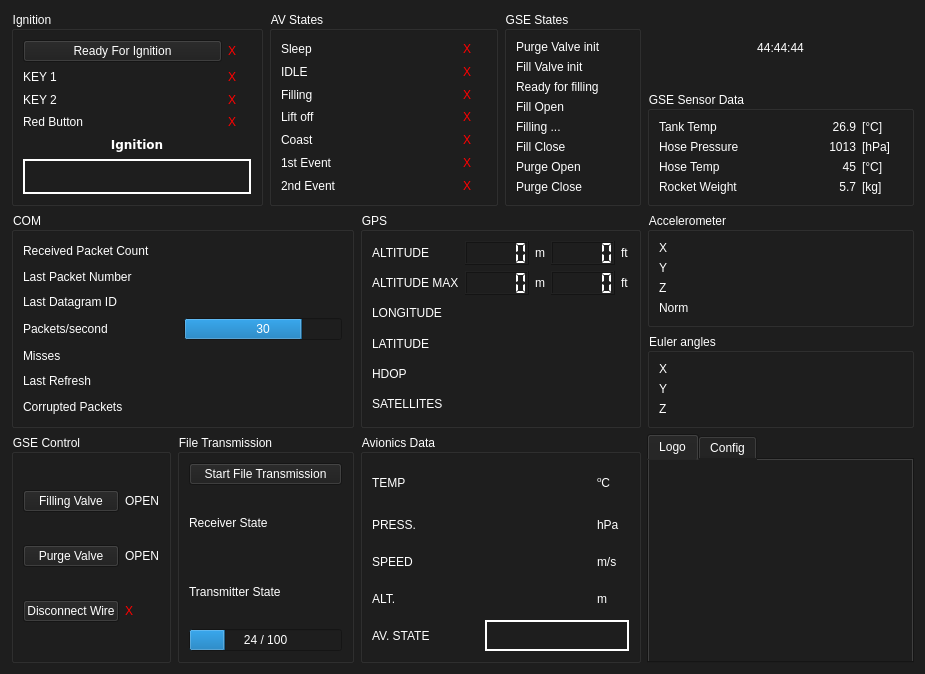
This is UI/ui_file/press_alt.ui in MorgesHAB/ERT2020GS as Qt 5 draws it before an edit. The edited form follows.
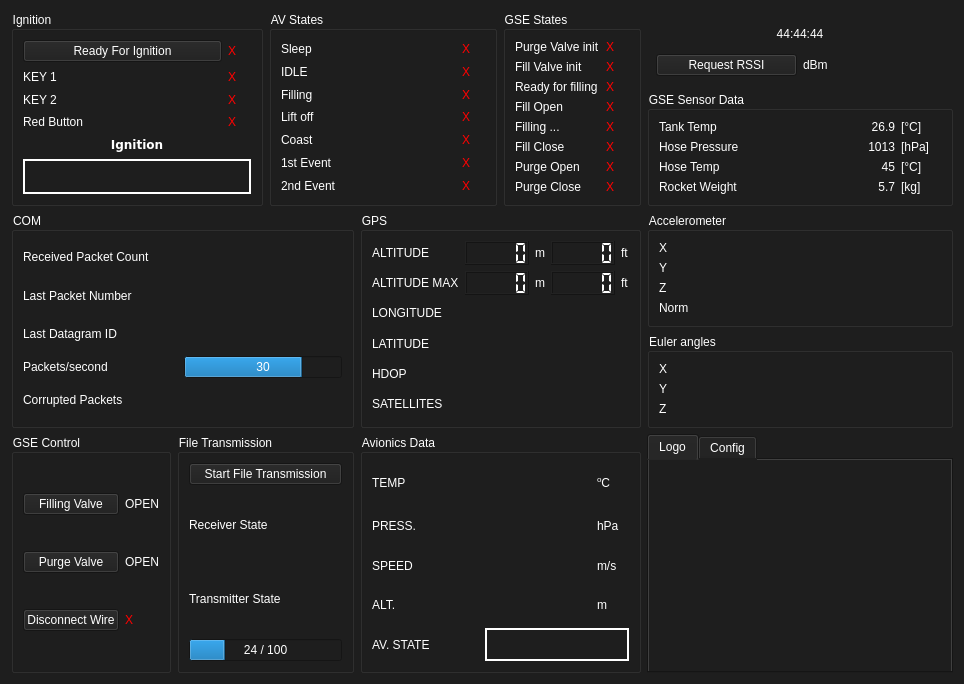
This is the edited form. The open tabs and pages were chosen to show the change. Icons and pictures are not drawn.

Commit message: Gui adapted to new struxture, ready to implenment new functionalities such as GSE controls.

The edit to the form file:
```diff
--- a/UI/ui_file/press_alt.ui
+++ b/UI/ui_file/press_alt.ui
@@ -6,8 +6,8 @@
    <rect>
     <x>0</x>
     <y>0</y>
-    <width>925</width>
-    <height>674</height>
+    <width>964</width>
+    <height>684</height>
    </rect>
   </property>
   <property name="minimumSize">
@@ -33,6 +33,51 @@
 color: rgb(255, 255, 255);</string>
   </property>
   <layout class="QGridLayout" name="gridLayout_10">
+   <item row="0" column="5">
+    <widget class="QWidget" name="upper_widget" native="true">
+     <layout class="QGridLayout" name="gridLayout_5">
+      <item row="1" column="4">
+       <widget class="QPushButton" name="request_rssi">
+        <property name="text">
+         <string>Request RSSI</string>
+        </property>
+       </widget>
+      </item>
+      <item row="1" column="5">
+       <widget class="QLabel" name="rssi_panel">
+        <property name="text">
+         <string>dBm</string>
+        </property>
+       </widget>
+      </item>
+      <item row="0" column="4" colspan="2">
+       <widget class="QLabel" name="time_panel">
+        <property name="minimumSize">
+         <size>
+          <width>0</width>
+          <height>0</height>
+         </size>
+        </property>
+        <property name="maximumSize">
+         <size>
+          <width>999999</width>
+          <height>16777215</height>
+         </size>
+        </property>
+        <property name="styleSheet">
+         <string notr="true"/>
+        </property>
+        <property name="text">
+         <string>44:44:44</string>
+        </property>
+        <property name="alignment">
+         <set>Qt::AlignCenter</set>
+        </property>
+       </widget>
+      </item>
+     </layout>
+    </widget>
+   </item>
    <item row="2" column="5">
     <widget class="QGroupBox" name="accel_box">
      <property name="title">
@@ -194,37 +239,6 @@
      </layout>
     </widget>
    </item>
-   <item row="0" column="5">
-    <widget class="QWidget" name="upper_widget" native="true">
-     <layout class="QGridLayout" name="gridLayout_5">
-      <item row="0" column="4">
-       <widget class="QLabel" name="time_panel">
-        <property name="minimumSize">
-         <size>
-          <width>0</width>
-          <height>0</height>
-         </size>
-        </property>
-        <property name="maximumSize">
-         <size>
-          <width>999999</width>
-          <height>16777215</height>
-         </size>
-        </property>
-        <property name="styleSheet">
-         <string notr="true"/>
-        </property>
-        <property name="text">
-         <string>44:44:44</string>
-        </property>
-        <property name="alignment">
-         <set>Qt::AlignCenter</set>
-        </property>
-       </widget>
-      </item>
-     </layout>
-    </widget>
-   </item>
    <item row="0" column="0" rowspan="2" colspan="2">
     <widget class="QGroupBox" name="ignition_box">
      <property name="minimumSize">
@@ -448,16 +462,6 @@
       <string>COM</string>
      </property>
      <layout class="QGridLayout" name="gridLayout_4">
-      <item row="7" column="0">
-       <widget class="QLabel" name="last_refresh_label">
-        <property name="toolTip">
-         <string>&lt;html&gt;&lt;head/&gt;&lt;body&gt;&lt;p&gt;Last packet's timestamp&lt;/p&gt;&lt;/body&gt;&lt;/html&gt;</string>
-        </property>
-        <property name="text">
-         <string>Last Refresh</string>
-        </property>
-       </widget>
-      </item>
       <item row="2" column="0">
        <widget class="QLabel" name="last_packet_nbr_label">
         <property name="toolTip">
@@ -526,16 +530,6 @@
         </property>
        </widget>
       </item>
-      <item row="7" column="1">
-       <widget class="QLabel" name="last_refresh_panel">
-        <property name="toolTip">
-         <string>&lt;html&gt;&lt;head/&gt;&lt;body&gt;&lt;p&gt;Last packet's timestamp&lt;/p&gt;&lt;/body&gt;&lt;/html&gt;</string>
-        </property>
-        <property name="text">
-         <string/>
-        </property>
-       </widget>
-      </item>
       <item row="1" column="1">
        <widget class="QLabel" name="received_pack_cnt_panel">
         <property name="toolTip">
@@ -547,33 +541,13 @@
        </widget>
       </item>
       <item row="6" column="0">
-       <widget class="QLabel" name="miss_label">
-        <property name="toolTip">
-         <string>&lt;html&gt;&lt;head/&gt;&lt;body&gt;&lt;p&gt;Lost packets in last 2 seconds&lt;/p&gt;&lt;/body&gt;&lt;/html&gt;</string>
-        </property>
-        <property name="text">
-         <string>Misses</string>
-        </property>
-       </widget>
-      </item>
-      <item row="6" column="1">
-       <widget class="QLabel" name="miss_panel">
-        <property name="toolTip">
-         <string>&lt;html&gt;&lt;head/&gt;&lt;body&gt;&lt;p&gt;Lost packets in last 2 seconds&lt;/p&gt;&lt;/body&gt;&lt;/html&gt;</string>
-        </property>
-        <property name="text">
-         <string/>
-        </property>
-       </widget>
-      </item>
-      <item row="8" column="0">
        <widget class="QLabel" name="corrupted_label">
         <property name="text">
          <string>Corrupted Packets</string>
         </property>
        </widget>
       </item>
-      <item row="8" column="1">
+      <item row="6" column="1">
        <widget class="QLabel" name="corrupted_panel">
         <property name="text">
          <string/>
@@ -1284,71 +1258,6 @@
      </layout>
     </widget>
    </item>
-   <item row="0" column="4" rowspan="2">
-    <widget class="QGroupBox" name="gse_state_box">
-     <property name="title">
-      <string>GSE States</string>
-     </property>
-     <layout class="QGridLayout" name="gridLayout_15">
-      <item row="0" column="0">
-       <widget class="QLabel" name="purge_valve_init_label">
-        <property name="text">
-         <string>Purge Valve init</string>
-        </property>
-       </widget>
-      </item>
-      <item row="1" column="0">
-       <widget class="QLabel" name="fill_valve_init_label">
-        <property name="text">
-         <string>Fill Valve init</string>
-        </property>
-       </widget>
-      </item>
-      <item row="2" column="0">
-       <widget class="QLabel" name="ready_filling_label">
-        <property name="text">
-         <string>Ready for filling</string>
-        </property>
-       </widget>
-      </item>
-      <item row="3" column="0">
-       <widget class="QLabel" name="fill_open_label">
-        <property name="text">
-         <string>Fill Open</string>
-        </property>
-       </widget>
-      </item>
-      <item row="4" column="0">
-       <widget class="QLabel" name="filling_label_2">
-        <property name="text">
-         <string>Filling ...</string>
-        </property>
-       </widget>
-      </item>
-      <item row="5" column="0">
-       <widget class="QLabel" name="fill_close_label">
-        <property name="text">
-         <string>Fill Close</string>
-        </property>
-       </widget>
-      </item>
-      <item row="6" column="0">
-       <widget class="QLabel" name="purge_open_label">
-        <property name="text">
-         <string>Purge Open</string>
-        </property>
-       </widget>
-      </item>
-      <item row="7" column="0">
-       <widget class="QLabel" name="purge_close_label">
-        <property name="text">
-         <string>Purge Close</string>
-        </property>
-       </widget>
-      </item>
-     </layout>
-    </widget>
-   </item>
    <item row="5" column="1" colspan="2">
     <widget class="QGroupBox" name="groupBox">
      <property name="title">
@@ -1570,6 +1479,247 @@
      </layout>
     </widget>
    </item>
+   <item row="0" column="4" rowspan="2">
+    <widget class="QGroupBox" name="gse_state_box">
+     <property name="title">
+      <string>GSE States</string>
+     </property>
+     <layout class="QGridLayout" name="gridLayout_15">
+      <item row="1" column="1">
+       <widget class="QLabel" name="fill_valve_init_ok_panel">
+        <property name="minimumSize">
+         <size>
+          <width>23</width>
+          <height>0</height>
+         </size>
+        </property>
+        <property name="maximumSize">
+         <size>
+          <width>23</width>
+          <height>16777215</height>
+         </size>
+        </property>
+        <property name="styleSheet">
+         <string notr="true">color: rgb(255, 0, 0);</string>
+        </property>
+        <property name="text">
+         <string>X</string>
+        </property>
+       </widget>
+      </item>
+      <item row="0" column="1">
+       <widget class="QLabel" name="purge_valve_init_panel">
+        <property name="minimumSize">
+         <size>
+          <width>23</width>
+          <height>0</height>
+         </size>
+        </property>
+        <property name="maximumSize">
+         <size>
+          <width>23</width>
+          <height>16777215</height>
+         </size>
+        </property>
+        <property name="styleSheet">
+         <string notr="true">color: rgb(255, 0, 0);</string>
+        </property>
+        <property name="text">
+         <string>X</string>
+        </property>
+       </widget>
+      </item>
+      <item row="4" column="0">
+       <widget class="QLabel" name="filling_label_gse">
+        <property name="text">
+         <string>Filling ...</string>
+        </property>
+       </widget>
+      </item>
+      <item row="2" column="0">
+       <widget class="QLabel" name="ready_filling_label">
+        <property name="text">
+         <string>Ready for filling</string>
+        </property>
+       </widget>
+      </item>
+      <item row="2" column="1">
+       <widget class="QLabel" name="ready_filling_ok_panel">
+        <property name="minimumSize">
+         <size>
+          <width>23</width>
+          <height>0</height>
+         </size>
+        </property>
+        <property name="maximumSize">
+         <size>
+          <width>23</width>
+          <height>16777215</height>
+         </size>
+        </property>
+        <property name="styleSheet">
+         <string notr="true">color: rgb(255, 0, 0);</string>
+        </property>
+        <property name="text">
+         <string>X</string>
+        </property>
+       </widget>
+      </item>
+      <item row="4" column="1">
+       <widget class="QLabel" name="filling_gse_ok_panel">
+        <property name="minimumSize">
+         <size>
+          <width>23</width>
+          <height>0</height>
+         </size>
+        </property>
+        <property name="maximumSize">
+         <size>
+          <width>23</width>
+          <height>16777215</height>
+         </size>
+        </property>
+        <property name="styleSheet">
+         <string notr="true">color: rgb(255, 0, 0);</string>
+        </property>
+        <property name="text">
+         <string>X</string>
+        </property>
+       </widget>
+      </item>
+      <item row="1" column="0">
+       <widget class="QLabel" name="fill_valve_init_label">
+        <property name="text">
+         <string>Fill Valve init</string>
+        </property>
+       </widget>
+      </item>
+      <item row="3" column="0">
+       <widget class="QLabel" name="fill_open_label">
+        <property name="text">
+         <string>Fill Open</string>
+        </property>
+       </widget>
+      </item>
+      <item row="3" column="1">
+       <widget class="QLabel" name="fill_valve_open_panel">
+        <property name="minimumSize">
+         <size>
+          <width>23</width>
+          <height>0</height>
+         </size>
+        </property>
+        <property name="maximumSize">
+         <size>
+          <width>23</width>
+          <height>16777215</height>
+         </size>
+        </property>
+        <property name="styleSheet">
+         <string notr="true">color: rgb(255, 0, 0);</string>
+        </property>
+        <property name="text">
+         <string>X</string>
+        </property>
+       </widget>
+      </item>
+      <item row="0" column="0">
+       <widget class="QLabel" name="purge_valve_init_label">
+        <property name="text">
+         <string>Purge Valve init</string>
+        </property>
+       </widget>
+      </item>
+      <item row="6" column="1">
+       <widget class="QLabel" name="purge_open_ok_panel">
+        <property name="minimumSize">
+         <size>
+          <width>23</width>
+          <height>0</height>
+         </size>
+        </property>
+        <property name="maximumSize">
+         <size>
+          <width>23</width>
+          <height>16777215</height>
+         </size>
+        </property>
+        <property name="styleSheet">
+         <string notr="true">color: rgb(255, 0, 0);</string>
+        </property>
+        <property name="text">
+         <string>X</string>
+        </property>
+       </widget>
+      </item>
+      <item row="5" column="1">
+       <widget class="QLabel" name="fill_valve_close_ok_panel">
+        <property name="minimumSize">
+         <size>
+          <width>23</width>
+          <height>0</height>
+         </size>
+        </property>
+        <property name="maximumSize">
+         <size>
+          <width>23</width>
+          <height>16777215</height>
+         </size>
+        </property>
+        <property name="styleSheet">
+         <string notr="true">color: rgb(255, 0, 0);</string>
+        </property>
+        <property name="text">
+         <string>X</string>
+        </property>
+       </widget>
+      </item>
+      <item row="5" column="0">
+       <widget class="QLabel" name="fill_close_label">
+        <property name="text">
+         <string>Fill Close</string>
+        </property>
+       </widget>
+      </item>
+      <item row="7" column="1">
+       <widget class="QLabel" name="purge_close_ok_panel">
+        <property name="minimumSize">
+         <size>
+          <width>23</width>
+          <height>0</height>
+         </size>
+        </property>
+        <property name="maximumSize">
+         <size>
+          <width>23</width>
+          <height>16777215</height>
+         </size>
+        </property>
+        <property name="styleSheet">
+         <string notr="true">color: rgb(255, 0, 0);</string>
+        </property>
+        <property name="text">
+         <string>X</string>
+        </property>
+       </widget>
+      </item>
+      <item row="6" column="0">
+       <widget class="QLabel" name="purge_open_label">
+        <property name="text">
+         <string>Purge Open</string>
+        </property>
+       </widget>
+      </item>
+      <item row="7" column="0">
+       <widget class="QLabel" name="purge_close_label">
+        <property name="text">
+         <string>Purge Close</string>
+        </property>
+       </widget>
+      </item>
+     </layout>
+    </widget>
+   </item>
   </layout>
  </widget>
  <resources>
```
Left out of the diff: 10 changed lines with no effect on the pictures. The commit also changes 1 other file.
